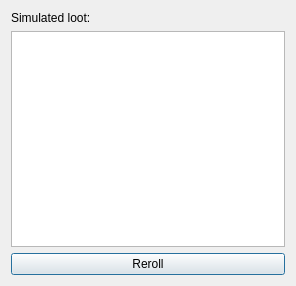
Kyoril/wow-pp, file editor/ui/loot_dialog.ui: the form before one commit.
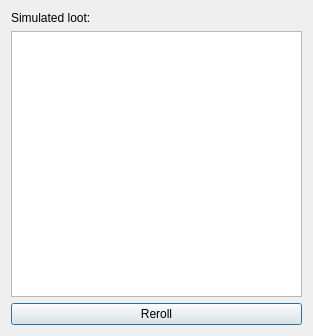
The form after the commit. Icons and pictures are not drawn.

```diff
--- a/editor/ui/loot_dialog.ui
+++ b/editor/ui/loot_dialog.ui
@@ -6,8 +6,8 @@
    <rect>
     <x>0</x>
     <y>0</y>
-    <width>296</width>
-    <height>286</height>
+    <width>313</width>
+    <height>336</height>
    </rect>
   </property>
   <property name="windowTitle">
```
Left out of the diff: 8 changed lines with no effect on the pictures.
